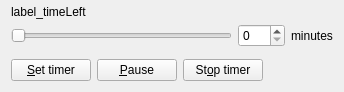
Old version of the form mainwindow.ui in the repository Granddave/Stretch-timer.
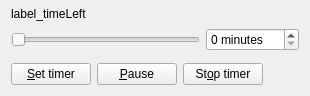
New version of the form.

What changed in the file:
```diff
--- a/mainwindow.ui
+++ b/mainwindow.ui
@@ -12,8 +12,8 @@
    <rect>
     <x>0</x>
     <y>0</y>
-    <width>344</width>
-    <height>92</height>
+    <width>310</width>
+    <height>96</height>
    </rect>
   </property>
   <property name="sizePolicy">
@@ -24,14 +24,14 @@
   </property>
   <property name="minimumSize">
    <size>
-    <width>344</width>
-    <height>92</height>
+    <width>310</width>
+    <height>96</height>
    </size>
   </property>
   <property name="maximumSize">
    <size>
-    <width>344</width>
-    <height>92</height>
+    <width>310</width>
+    <height>96</height>
    </size>
   </property>
   <property name="contextMenuPolicy">
@@ -78,15 +78,11 @@
         </property>
        </widget>
       </item>
-      <item row="0" column="0">
-       <widget class="QLabel" name="label_timeLeft">
-        <property name="text">
-         <string>label_timeLeft</string>
-        </property>
-       </widget>
-      </item>
       <item row="2" column="1">
        <widget class="QSpinBox" name="spinBox_Interval">
+        <property name="suffix">
+         <string> minutes</string>
+        </property>
         <property name="maximum">
          <number>120</number>
         </property>
@@ -95,10 +91,10 @@
         </property>
        </widget>
       </item>
-      <item row="2" column="2">
-       <widget class="QLabel" name="label">
+      <item row="0" column="0">
+       <widget class="QLabel" name="label_timeLeft">
         <property name="text">
-         <string>minutes</string>
+         <string>label_timeLeft</string>
         </property>
        </widget>
       </item>
```
